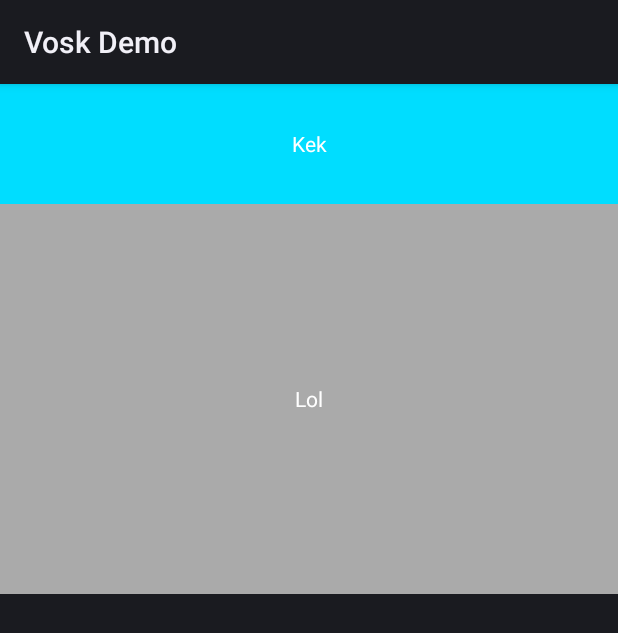
After one commit to Shureck/unitree-remote-control, an Android app: the layout bottom_sheet.xml on its own in the app's theme, with its tools: preview values and no code run, on a phone screen of 412 x 824 dp. The commit adds this screen. Shown: the top 633 px of the screen. Run offline under Robolectric (Android 15) with nearby library versions, the phone set to English and light mode, and no system bars.

```diff
--- a/app/build.gradle
+++ b/app/build.gradle
@@ -30,9 +30,12 @@ android {
 }
 
 dependencies {
+    implementation 'com.google.android.material:material:1.2.1'
     implementation 'androidx.appcompat:appcompat:1.3.1'
     implementation 'net.java.dev.jna:jna:5.8.0@aar'
     implementation group: 'com.alphacephei', name: 'vosk-android', version: '0.3.32'
     implementation 'me.xdrop:fuzzywuzzy:1.4.0'
     implementation project(':models')
+    implementation 'androidx.coordinatorlayout:coordinatorlayout:1.1.0'
+    implementation 'com.google.android.material:material:1.4.0'
 }
--- /dev/null
+++ b/app/src/main/java/org/vosk/demo/ButtomActivity.java
@@ -0,0 +1,6 @@
+package org.vosk.demo;
+
+import androidx.appcompat.app.AppCompatActivity;
+
+public class ButtomActivity extends AppCompatActivity {
+}
--- /dev/null
+++ b/app/src/main/res/layout/bottom_sheet.xml
@@ -0,0 +1,28 @@
+<?xml version="1.0" encoding="utf-8"?>
+<LinearLayout xmlns:android="http://schemas.android.com/apk/res/android"
+    xmlns:app="http://schemas.android.com/apk/res-auto"
+    android:id="@+id/bottom_sheet"
+    android:layout_width="match_parent"
+    android:layout_height="340dp"
+    android:background="@android:color/darker_gray"
+    android:orientation="vertical"
+    app:behavior_hideable="true"
+    app:behavior_peekHeight="80dp"
+    app:layout_behavior="android.support.design.widget.BottomSheetBehavior">
+
+    <TextView
+        android:layout_width="match_parent"
+        android:layout_height="80dp"
+        android:background="@android:color/holo_blue_bright"
+        android:gravity="center"
+        android:text="Kek"
+        android:textColor="@android:color/white" />
+
+    <TextView
+        android:layout_width="match_parent"
+        android:layout_height="match_parent"
+        android:gravity="center"
+        android:text="Lol"
+        android:textColor="@android:color/white" />
+
+</LinearLayout>
```
Also changed, not shown: app/src/main/java/org/vosk/demo/VoskActivity.java (+55 -17 lines), app/src/main/res/layout/main.xml (+37 -6 lines).
